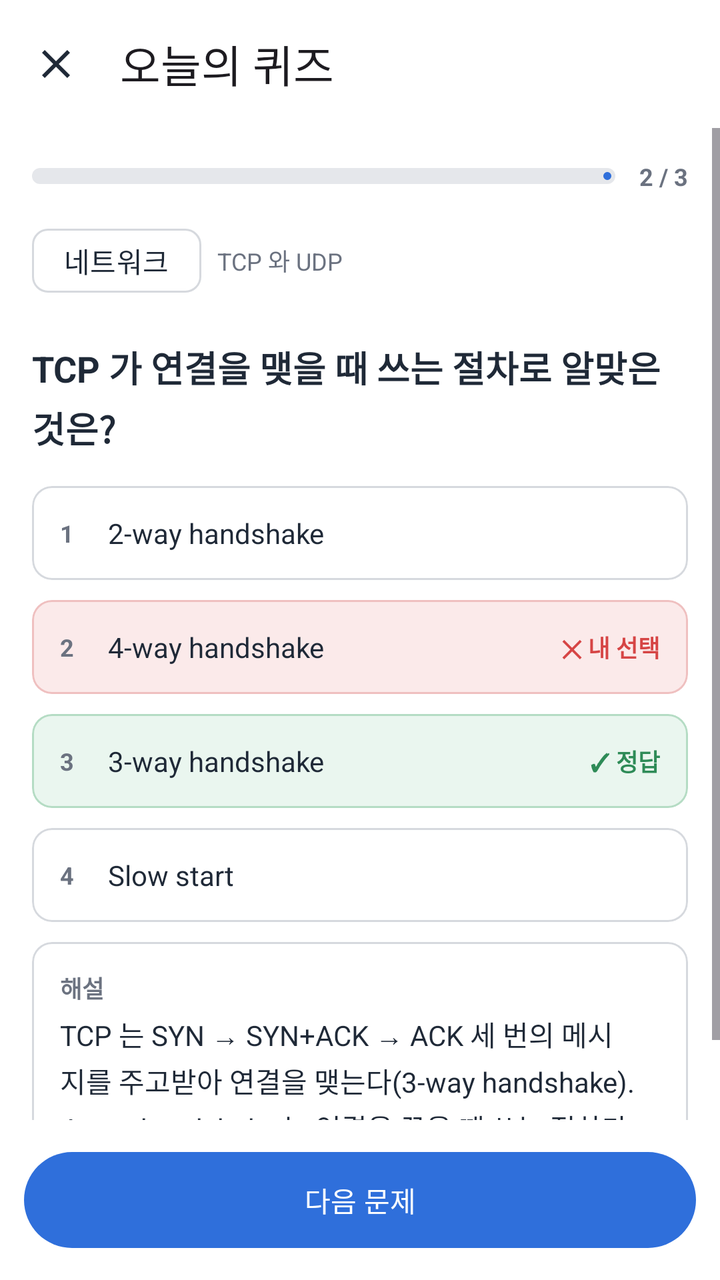
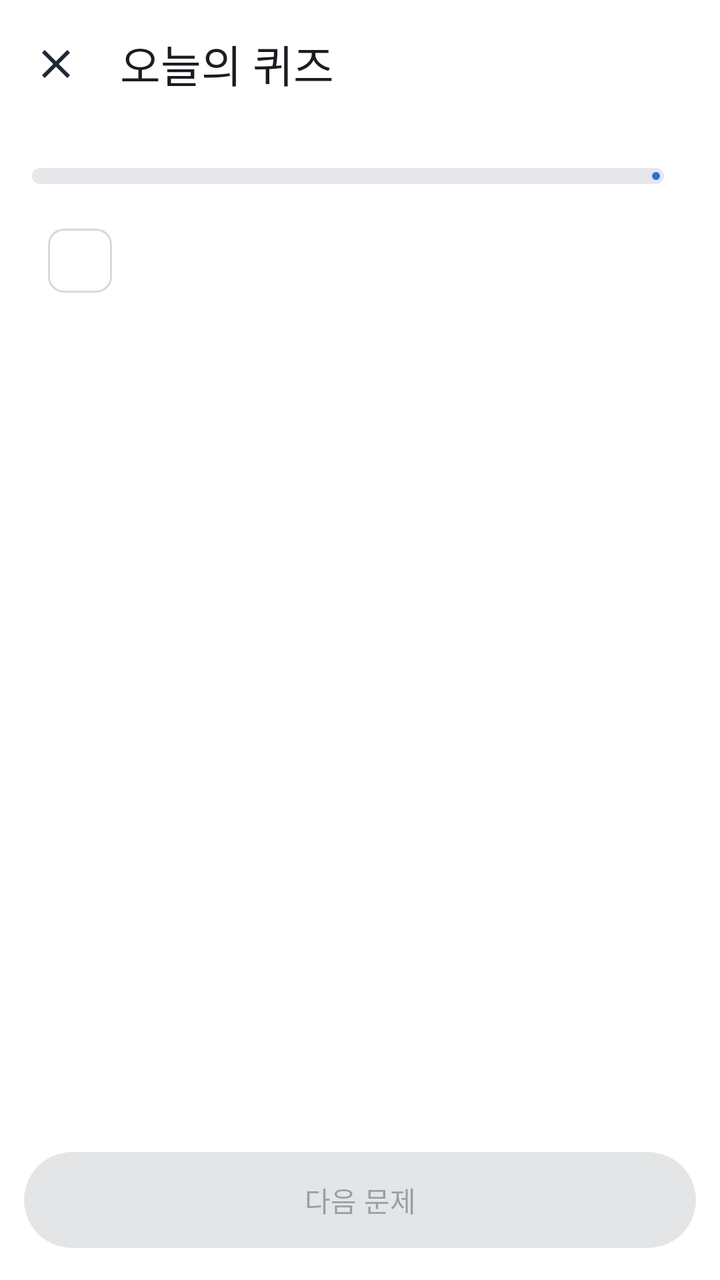

Before-and-after screenshots of an Android layout around one commit, followed by the original layout XML and the change that was made.
<!-- AndroidManifest.xml: application theme Theme.InterviewTrainer -->
<!-- res/layout/activity_quiz.xml -->
<?xml version="1.0" encoding="utf-8"?>
<LinearLayout xmlns:android="http://schemas.android.com/apk/res/android"
    xmlns:app="http://schemas.android.com/apk/res-auto"
    xmlns:tools="http://schemas.android.com/tools"
    android:layout_width="match_parent"
    android:layout_height="match_parent"
    android:orientation="vertical"
    tools:context=".concept.QuizActivity">

    <com.google.android.material.appbar.MaterialToolbar
        android:id="@+id/toolbar"
        android:layout_width="match_parent"
        android:layout_height="?attr/actionBarSize"
        app:navigationIcon="@drawable/ic_close"
        app:title="오늘의 퀴즈" />

    <ScrollView
        android:layout_width="match_parent"
        android:layout_height="0dp"
        android:layout_weight="1">

        <LinearLayout
            android:layout_width="match_parent"
            android:layout_height="wrap_content"
            android:divider="@drawable/space_10"
            android:orientation="vertical"
            android:padding="16dp"
            android:showDividers="middle">

            
            <LinearLayout
                android:layout_width="match_parent"
                android:layout_height="wrap_content"
                android:gravity="center_vertical"
                android:orientation="horizontal">

                <com.google.android.material.progressindicator.LinearProgressIndicator
                    android:layout_width="0dp"
                    android:layout_height="wrap_content"
                    android:layout_weight="1"
                    android:max="3"
                    android:progress="2"
                    app:indicatorColor="@color/acc"
                    app:trackColor="@color/track"
                    app:trackCornerRadius="4dp"
                    app:trackThickness="8dp" />

                <TextView
                    style="@style/App.Text.Caption"
                    android:layout_width="wrap_content"
                    android:layout_height="wrap_content"
                    android:layout_marginStart="12dp"
                    android:text="2 / 3" />
            </LinearLayout>

            <LinearLayout
                android:layout_width="match_parent"
                android:layout_height="wrap_content"
                android:gravity="center_vertical"
                android:orientation="horizontal">

                <com.google.android.material.chip.Chip
                    style="@style/Widget.Material3.Chip.Assist"
                    android:layout_width="wrap_content"
                    android:layout_height="wrap_content"
                    android:clickable="false"
                    android:text="네트워크" />

                <TextView
                    style="@style/App.Text.Mut"
                    android:layout_width="wrap_content"
                    android:layout_height="wrap_content"
                    android:layout_marginStart="8dp"
                    android:text="TCP 와 UDP" />
            </LinearLayout>

            
            <TextView
                style="@style/App.Text.Title"
                android:layout_width="match_parent"
                android:layout_height="wrap_content"
                android:lineSpacingExtra="4dp"
                android:paddingTop="6dp"
                android:paddingBottom="6dp"
                android:text="TCP 가 연결을 맺을 때 쓰는 절차로 알맞은 것은?"
                android:textSize="18sp" />

            
            <com.google.android.material.card.MaterialCardView
                style="@style/App.Card"
                android:layout_width="match_parent"
                android:layout_height="wrap_content">

                <LinearLayout
                    android:layout_width="match_parent"
                    android:layout_height="wrap_content"
                    android:gravity="center_vertical"
                    android:orientation="horizontal"
                    android:padding="14dp">

                    <TextView
                        style="@style/App.Text.Caption"
                        android:layout_width="24dp"
                        android:layout_height="wrap_content"
                        android:text="1" />

                    <TextView
                        style="@style/App.Text"
                        android:layout_width="0dp"
                        android:layout_height="wrap_content"
                        android:layout_weight="1"
                        android:text="2-way handshake" />
                </LinearLayout>
            </com.google.android.material.card.MaterialCardView>

            
            <com.google.android.material.card.MaterialCardView
                style="@style/App.Card.Bad"
                android:layout_width="match_parent"
                android:layout_height="wrap_content">

                <LinearLayout
                    android:layout_width="match_parent"
                    android:layout_height="wrap_content"
                    android:gravity="center_vertical"
                    android:orientation="horizontal"
                    android:padding="14dp">

                    <TextView
                        style="@style/App.Text.Caption"
                        android:layout_width="24dp"
                        android:layout_height="wrap_content"
                        android:text="2" />

                    <TextView
                        style="@style/App.Text"
                        android:layout_width="0dp"
                        android:layout_height="wrap_content"
                        android:layout_weight="1"
                        android:text="4-way handshake" />

                    <TextView
                        style="@style/App.Text.Caption"
                        android:layout_width="wrap_content"
                        android:layout_height="wrap_content"
                        android:text="✕ 내 선택"
                        android:textColor="@color/bad" />
                </LinearLayout>
            </com.google.android.material.card.MaterialCardView>

            
            <com.google.android.material.card.MaterialCardView
                style="@style/App.Card.Ok"
                android:layout_width="match_parent"
                android:layout_height="wrap_content">

                <LinearLayout
                    android:layout_width="match_parent"
                    android:layout_height="wrap_content"
                    android:gravity="center_vertical"
                    android:orientation="horizontal"
                    android:padding="14dp">

                    <TextView
                        style="@style/App.Text.Caption"
                        android:layout_width="24dp"
                        android:layout_height="wrap_content"
                        android:text="3" />

                    <TextView
                        style="@style/App.Text"
                        android:layout_width="0dp"
                        android:layout_height="wrap_content"
                        android:layout_weight="1"
                        android:text="3-way handshake" />

                    <TextView
                        style="@style/App.Text.Caption"
                        android:layout_width="wrap_content"
                        android:layout_height="wrap_content"
                        android:text="✓ 정답"
                        android:textColor="@color/ok" />
                </LinearLayout>
            </com.google.android.material.card.MaterialCardView>

            
            <com.google.android.material.card.MaterialCardView
                style="@style/App.Card"
                android:layout_width="match_parent"
                android:layout_height="wrap_content">

                <LinearLayout
                    android:layout_width="match_parent"
                    android:layout_height="wrap_content"
                    android:gravity="center_vertical"
                    android:orientation="horizontal"
                    android:padding="14dp">

                    <TextView
                        style="@style/App.Text.Caption"
                        android:layout_width="24dp"
                        android:layout_height="wrap_content"
                        android:text="4" />

                    <TextView
                        style="@style/App.Text"
                        android:layout_width="0dp"
                        android:layout_height="wrap_content"
                        android:layout_weight="1"
                        android:text="Slow start" />
                </LinearLayout>
            </com.google.android.material.card.MaterialCardView>

            
            <com.google.android.material.card.MaterialCardView
                style="@style/App.Card"
                android:layout_width="match_parent"
                android:layout_height="wrap_content">

                <LinearLayout
                    android:layout_width="match_parent"
                    android:layout_height="wrap_content"
                    android:orientation="vertical"
                    android:padding="14dp">

                    <TextView
                        style="@style/App.Text.Caption"
                        android:layout_width="wrap_content"
                        android:layout_height="wrap_content"
                        android:text="해설" />

                    <TextView
                        style="@style/App.Text"
                        android:layout_width="match_parent"
                        android:layout_height="wrap_content"
                        android:layout_marginTop="4dp"
                        android:lineSpacingExtra="3dp"
                        android:text="TCP 는 SYN → SYN+ACK → ACK 세 번의 메시지를 주고받아 연결을 맺는다(3-way handshake). 4-way handshake 는 연결을 끊을 때 쓰는 절차다." />
                </LinearLayout>
            </com.google.android.material.card.MaterialCardView>
        </LinearLayout>
    </ScrollView>

    <com.google.android.material.button.MaterialButton
        android:id="@+id/btnNext"
        android:layout_width="match_parent"
        android:layout_height="56dp"
        android:layout_margin="12dp"
        android:text="다음 문제" />
</LinearLayout>
<!-- resources referenced by this layout -->
<resources>
  <color name="acc">#2F6FDB</color>
  <color name="bad">#D64545</color>
  <color name="ok">#2E8B57</color>
  <color name="track">#E5E7EB</color>
  <!-- drawable ic_close (drawable) -->
  <?xml version="1.0" encoding="utf-8"?>
  <vector xmlns:android="http://schemas.android.com/apk/res/android"
      android:width="24dp"
      android:height="24dp"
      android:viewportWidth="24"
      android:viewportHeight="24"
      android:tint="@color/ink">
      <path
          android:fillColor="#FF000000"
          android:pathData="M19,6.41L17.59,5 12,10.59 6.41,5 5,6.41 10.59,12 5,17.59 6.41,19 12,13.41 17.59,19 19,17.59 13.41,12z" />
  </vector>
  <!-- drawable space_10 (drawable) -->
  <?xml version="1.0" encoding="utf-8"?>
  <shape xmlns:android="http://schemas.android.com/apk/res/android" android:shape="rectangle">
      <size android:width="10dp" android:height="10dp" />
      <solid android:color="@android:color/transparent" />
  </shape>
  <style name="App.Card" parent="Widget.Material3.CardView.Outlined">
          <item name="cardBackgroundColor">@color/white</item>
          <item name="strokeColor">@color/line</item>
          <item name="strokeWidth">1dp</item>
          <item name="cardCornerRadius">10dp</item>
          <item name="cardElevation">0dp</item>
      </style>
  <style name="App.Card.Bad">
          <item name="cardBackgroundColor">@color/badbg</item>
          <item name="strokeColor">@color/badline</item>
      </style>
  <style name="App.Card.Ok">
          <item name="cardBackgroundColor">@color/okbg</item>
          <item name="strokeColor">@color/okline</item>
      </style>
  <style name="App.Text" parent="">
          <item name="android:textColor">@color/ink</item>
          <item name="android:textSize">14sp</item>
      </style>
  <style name="App.Text.Caption">
          <item name="android:textColor">@color/mut</item>
          <item name="android:textSize">12sp</item>
          <item name="android:textStyle">bold</item>
      </style>
  <style name="App.Text.Mut">
          <item name="android:textColor">@color/mut</item>
          <item name="android:textSize">12sp</item>
      </style>
  <style name="App.Text.Title">
          <item name="android:textSize">15sp</item>
          <item name="android:textStyle">bold</item>
      </style>
  <style name="Theme.InterviewTrainer" parent="Base.Theme.InterviewTrainer" />
  <color name="ink">#1F2937</color>
  <color name="white">#FFFFFFFF</color>
  <color name="line">#D6D9DE</color>
  <color name="badbg">#FBEAEA</color>
  <color name="badline">#EFC0C0</color>
  <color name="okbg">#EAF6EF</color>
  <color name="okline">#B5DCC4</color>
  <color name="mut">#6B7280</color>
  <style name="Base.Theme.InterviewTrainer" parent="Theme.Material3.Light.NoActionBar">
          <item name="colorPrimary">@color/acc</item>
          <item name="colorOnPrimary">@color/white</item>
          <item name="colorPrimaryContainer">@color/accbg</item>
          <item name="colorOnPrimaryContainer">@color/acc</item>
          <item name="colorSecondaryContainer">@color/accbg</item>
          <item name="colorOnSecondaryContainer">@color/acc</item>
          <item name="colorSurface">@color/white</item>
          <item name="colorOnSurface">@color/ink</item>
          <item name="colorOnSurfaceVariant">@color/mut</item>
          <item name="colorOutline">@color/line</item>
          <item name="colorError">@color/bad</item>
          <item name="android:windowBackground">@color/white</item>
      </style>
  <color name="accbg">#E8F0FD</color>
</resources>

<!-- the commit's change to res/layout/activity_quiz.xml (unified diff, before → after) -->
@@ -15,6 +15,7 @@
         app:title="오늘의 퀴즈" />
 
     <ScrollView
+        android:id="@+id/scroll"
         android:layout_width="match_parent"
         android:layout_height="0dp"
         android:layout_weight="1">
@@ -35,24 +36,24 @@
                 android:orientation="horizontal">
 
                 <com.google.android.material.progressindicator.LinearProgressIndicator
+                    android:id="@+id/progress"
                     android:layout_width="0dp"
                     android:layout_height="wrap_content"
                     android:layout_weight="1"
-                    android:max="3"
-                    android:progress="2"
                     app:indicatorColor="@color/acc"
                     app:trackColor="@color/track"
                     app:trackCornerRadius="4dp"
                     app:trackThickness="8dp" />
 
                 <TextView
+                    android:id="@+id/tvProgress"
                     style="@style/App.Text.Caption"
                     android:layout_width="wrap_content"
                     android:layout_height="wrap_content"
-                    android:layout_marginStart="12dp"
-                    android:text="2 / 3" />
+                    android:layout_marginStart="12dp" />
             </LinearLayout>
 
+            
             <LinearLayout
                 android:layout_width="match_parent"
                 android:layout_height="wrap_content"
@@ -60,162 +61,48 @@
                 android:orientation="horizontal">
 
                 <com.google.android.material.chip.Chip
+                    android:id="@+id/chipCategory"
                     style="@style/Widget.Material3.Chip.Assist"
                     android:layout_width="wrap_content"
                     android:layout_height="wrap_content"
-                    android:clickable="false"
-                    android:text="네트워크" />
+                    android:clickable="false" />
 
                 <TextView
+                    android:id="@+id/tvConcept"
                     style="@style/App.Text.Mut"
-                    android:layout_width="wrap_content"
+                    android:layout_width="0dp"
                     android:layout_height="wrap_content"
                     android:layout_marginStart="8dp"
-                    android:text="TCP 와 UDP" />
+                    android:layout_weight="1" />
             </LinearLayout>
 
             
             <TextView
+                android:id="@+id/tvQuestion"
                 style="@style/App.Text.Title"
                 android:layout_width="match_parent"
                 android:layout_height="wrap_content"
                 android:lineSpacingExtra="4dp"
                 android:paddingTop="6dp"
                 android:paddingBottom="6dp"
-                android:text="TCP 가 연결을 맺을 때 쓰는 절차로 알맞은 것은?"
                 android:textSize="18sp" />
 
             
-            <com.google.android.material.card.MaterialCardView
-                style="@style/App.Card"
+            <LinearLayout
+                android:id="@+id/llOptions"
                 android:layout_width="match_parent"
-                android:layout_height="wrap_content">
-
-                <LinearLayout
-                    android:layout_width="match_parent"
-                    android:layout_height="wrap_content"
-                    android:gravity="center_vertical"
-                    android:orientation="horizontal"
-                    android:padding="14dp">
-
-                    <TextView
-                        style="@style/App.Text.Caption"
-                        android:layout_width="24dp"
-                        android:layout_height="wrap_content"
-                        android:text="1" />
-
-                    <TextView
-                        style="@style/App.Text"
-                        android:layout_width="0dp"
-                        android:layout_height="wrap_content"
-                        android:layout_weight="1"
-                        android:text="2-way handshake" />
-                </LinearLayout>
-            </com.google.android.material.card.MaterialCardView>
+                android:layout_height="wrap_content"
+                android:divider="@drawable/space_10"
+                android:orientation="vertical"
+                android:showDividers="middle" />
 
             
             <com.google.android.material.card.MaterialCardView
-                style="@style/App.Card.Bad"
+                android:id="@+id/cardExplanation"
+                style="@style/App.Card.Accent"
                 android:layout_width="match_parent"
-                android:layout_height="wrap_content">
-
-                <LinearLayout
-                    android:layout_width="match_parent"
-                    android:layout_height="wrap_content"
-                    android:gravity="center_vertical"
-                    android:orientation="horizontal"
-                    android:padding="14dp">
-
-                    <TextView
-                        style="@style/App.Text.Caption"
-                        android:layout_width="24dp"
-                        android:layout_height="wrap_content"
-                        android:text="2" />
-
-                    <TextView
-                        style="@style/App.Text"
-                        android:layout_width="0dp"
-                        android:layout_height="wrap_content"
-                        android:layout_weight="1"
-                        android:text="4-way handshake" />
-
-                    <TextView
-                        style="@style/App.Text.Caption"
-                        android:layout_width="wrap_content"
-                        android:layout_height="wrap_content"
-                        android:text="✕ 내 선택"
-                        android:textColor="@color/bad" />
-                </LinearLayout>
-            </com.google.android.material.card.MaterialCardView>
-
-            
-            <com.google.android.material.card.MaterialCardView
-                style="@style/App.Card.Ok"
-                android:layout_width="match_parent"
-                android:layout_height="wrap_content">
-
-                <LinearLayout
-                    android:layout_width="match_parent"
-                    android:layout_height="wrap_content"
-                    android:gravity="center_vertical"
-                    android:orientation="horizontal"
-                    android:padding="14dp">
-
-                    <TextView
-                        style="@style/App.Text.Caption"
-                        android:layout_width="24dp"
-                        android:layout_height="wrap_content"
-                        android:text="3" />
-
-                    <TextView
-                        style="@style/App.Text"
-                        android:layout_width="0dp"
-                        android:layout_height="wrap_content"
-                        android:layout_weight="1"
-                        android:text="3-way handshake" />
-
-                    <TextView
-                        style="@style/App.Text.Caption"
-                        android:layout_width="wrap_content"
-                        android:layout_height="wrap_content"
-                        android:text="✓ 정답"
-                        android:textColor="@color/ok" />
-                </LinearLayout>
-            </com.google.android.material.card.MaterialCardView>
-
-            
-            <com.google.android.material.card.MaterialCardView
-                style="@style/App.Card"
-                android:layout_width="match_parent"
-                android:layout_height="wrap_content">
-
-                <LinearLayout
-                    android:layout_width="match_parent"
-                    android:layout_height="wrap_content"
-                    android:gravity="center_vertical"
-                    android:orientation="horizontal"
-                    android:padding="14dp">
-
-                    <TextView
-                        style="@style/App.Text.Caption"
-                        android:layout_width="24dp"
-                        android:layout_height="wrap_content"
-                        android:text="4" />
-
-                    <TextView
-                        style="@style/App.Text"
-                        android:layout_width="0dp"
-                        android:layout_height="wrap_content"
-                        android:layout_weight="1"
-                        android:text="Slow start" />
-                </LinearLayout>
-            </com.google.android.material.card.MaterialCardView>
-
-            
-            <com.google.android.material.card.MaterialCardView
-                style="@style/App.Card"
-                android:layout_width="match_parent"
-                android:layout_height="wrap_content">
+                android:layout_height="wrap_content"
+                android:visibility="gone">
 
                 <LinearLayout
                     android:layout_width="match_parent"
@@ -224,18 +111,18 @@
                     android:padding="14dp">
 
                     <TextView
-                        style="@style/App.Text.Caption"
+                        android:id="@+id/tvVerdict"
+                        style="@style/App.Text.Title"
                         android:layout_width="wrap_content"
-                        android:layout_height="wrap_content"
-                        android:text="해설" />
+                        android:layout_height="wrap_content" />
 
                     <TextView
+                        android:id="@+id/tvExplanation"
                         style="@style/App.Text"
                         android:layout_width="match_parent"
                         android:layout_height="wrap_content"
                         android:layout_marginTop="4dp"
-                        android:lineSpacingExtra="3dp"
-                        android:text="TCP 는 SYN → SYN+ACK → ACK 세 번의 메시지를 주고받아 연결을 맺는다(3-way handshake). 4-way handshake 는 연결을 끊을 때 쓰는 절차다." />
+                        android:lineSpacingExtra="3dp" />
                 </LinearLayout>
             </com.google.android.material.card.MaterialCardView>
         </LinearLayout>
@@ -246,5 +133,6 @@
         android:layout_width="match_parent"
         android:layout_height="56dp"
         android:layout_margin="12dp"
+        android:enabled="false"
         android:text="다음 문제" />
 </LinearLayout>
<!-- resource entries referenced after the edit -->
@@ -2,7 +2,6 @@
 <resources>
   <color name="acc">#2F6FDB</color>
   <color name="bad">#D64545</color>
-  <color name="ok">#2E8B57</color>
   <color name="track">#E5E7EB</color>
   <!-- drawable ic_close (drawable) -->
   <?xml version="1.0" encoding="utf-8"?>
@@ -22,20 +21,9 @@
       <size android:width="10dp" android:height="10dp" />
       <solid android:color="@android:color/transparent" />
   </shape>
-  <style name="App.Card" parent="Widget.Material3.CardView.Outlined">
-          <item name="cardBackgroundColor">@color/white</item>
-          <item name="strokeColor">@color/line</item>
-          <item name="strokeWidth">1dp</item>
-          <item name="cardCornerRadius">10dp</item>
-          <item name="cardElevation">0dp</item>
-      </style>
-  <style name="App.Card.Bad">
-          <item name="cardBackgroundColor">@color/badbg</item>
-          <item name="strokeColor">@color/badline</item>
-      </style>
-  <style name="App.Card.Ok">
-          <item name="cardBackgroundColor">@color/okbg</item>
-          <item name="strokeColor">@color/okline</item>
+  <style name="App.Card.Accent">
+          <item name="cardBackgroundColor">@color/accbg</item>
+          <item name="strokeColor">@color/accline</item>
       </style>
   <style name="App.Text" parent="">
           <item name="android:textColor">@color/ink</item>
@@ -58,10 +46,6 @@
   <color name="ink">#1F2937</color>
   <color name="white">#FFFFFFFF</color>
   <color name="line">#D6D9DE</color>
-  <color name="badbg">#FBEAEA</color>
-  <color name="badline">#EFC0C0</color>
-  <color name="okbg">#EAF6EF</color>
-  <color name="okline">#B5DCC4</color>
   <color name="mut">#6B7280</color>
   <style name="Base.Theme.InterviewTrainer" parent="Theme.Material3.Light.NoActionBar">
           <item name="colorPrimary">@color/acc</item>
@@ -78,5 +62,6 @@
           <item name="android:windowBackground">@color/white</item>
       </style>
   <color name="accbg">#E8F0FD</color>
+  <color name="accline">#B9D0F5</color>
 </resources>
 
